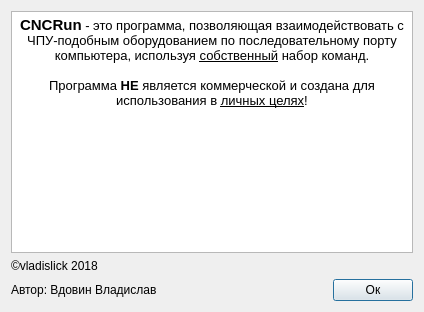
First picture: the form in aboutapp.ui, repository vladislick/CNCRun, before the edit.
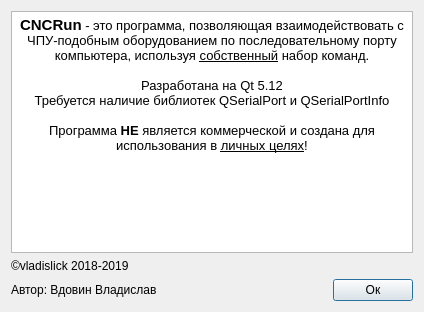
Second picture: the form after the edit.

```diff
--- a/aboutapp.ui
+++ b/aboutapp.ui
@@ -23,6 +23,9 @@
 &lt;/style&gt;&lt;/head&gt;&lt;body style=&quot; font-family:'Noto Sans'; font-size:9pt; font-weight:400; font-style:normal;&quot;&gt;
 &lt;p align=&quot;center&quot; style=&quot; margin-top:0px; margin-bottom:0px; margin-left:0px; margin-right:0px; -qt-block-indent:0; text-indent:0px;&quot;&gt;&lt;span style=&quot; font-size:11pt; font-weight:600; color:#000000;&quot;&gt;CNCRun&lt;/span&gt;&lt;span style=&quot; font-size:10pt;&quot;&gt; - это программа, позволяющая взаимодействовать с ЧПУ-подобным оборудованием по последовательному порту компьютера, используя &lt;/span&gt;&lt;span style=&quot; font-size:10pt; text-decoration: underline;&quot;&gt;собственный&lt;/span&gt;&lt;span style=&quot; font-size:10pt;&quot;&gt; набор команд.&lt;/span&gt;&lt;/p&gt;
 &lt;p align=&quot;center&quot; style=&quot;-qt-paragraph-type:empty; margin-top:0px; margin-bottom:0px; margin-left:0px; margin-right:0px; -qt-block-indent:0; text-indent:0px; font-size:10pt;&quot;&gt;&lt;br /&gt;&lt;/p&gt;
+&lt;p align=&quot;center&quot; style=&quot; margin-top:0px; margin-bottom:0px; margin-left:0px; margin-right:0px; -qt-block-indent:0; text-indent:0px;&quot;&gt;&lt;span style=&quot; font-size:10pt;&quot;&gt;Разработана на Qt 5.12&lt;/span&gt;&lt;/p&gt;
+&lt;p align=&quot;center&quot; style=&quot; margin-top:0px; margin-bottom:0px; margin-left:0px; margin-right:0px; -qt-block-indent:0; text-indent:0px;&quot;&gt;&lt;span style=&quot; font-size:10pt;&quot;&gt;Требуется наличие библиотек QSerialPort и QSerialPortInfo&lt;/span&gt;&lt;/p&gt;
+&lt;p align=&quot;center&quot; style=&quot;-qt-paragraph-type:empty; margin-top:0px; margin-bottom:0px; margin-left:0px; margin-right:0px; -qt-block-indent:0; text-indent:0px; font-size:10pt;&quot;&gt;&lt;br /&gt;&lt;/p&gt;
 &lt;p align=&quot;center&quot; style=&quot; margin-top:0px; margin-bottom:0px; margin-left:0px; margin-right:0px; -qt-block-indent:0; text-indent:0px;&quot;&gt;&lt;span style=&quot; font-size:10pt;&quot;&gt;Программа &lt;/span&gt;&lt;span style=&quot; font-size:10pt; font-weight:600;&quot;&gt;НЕ &lt;/span&gt;&lt;span style=&quot; font-size:10pt;&quot;&gt;является коммерческой и создана для использования в &lt;/span&gt;&lt;span style=&quot; font-size:10pt; text-decoration: underline;&quot;&gt;личных целях&lt;/span&gt;&lt;span style=&quot; font-size:10pt;&quot;&gt;!&lt;/span&gt;&lt;/p&gt;&lt;/body&gt;&lt;/html&gt;</string>
      </property>
     </widget>
@@ -30,7 +33,7 @@
    <item>
     <widget class="QLabel" name="label_2">
      <property name="text">
-      <string>©vladislick 2018</string>
+      <string>©vladislick 2018-2019</string>
      </property>
     </widget>
    </item>
```
